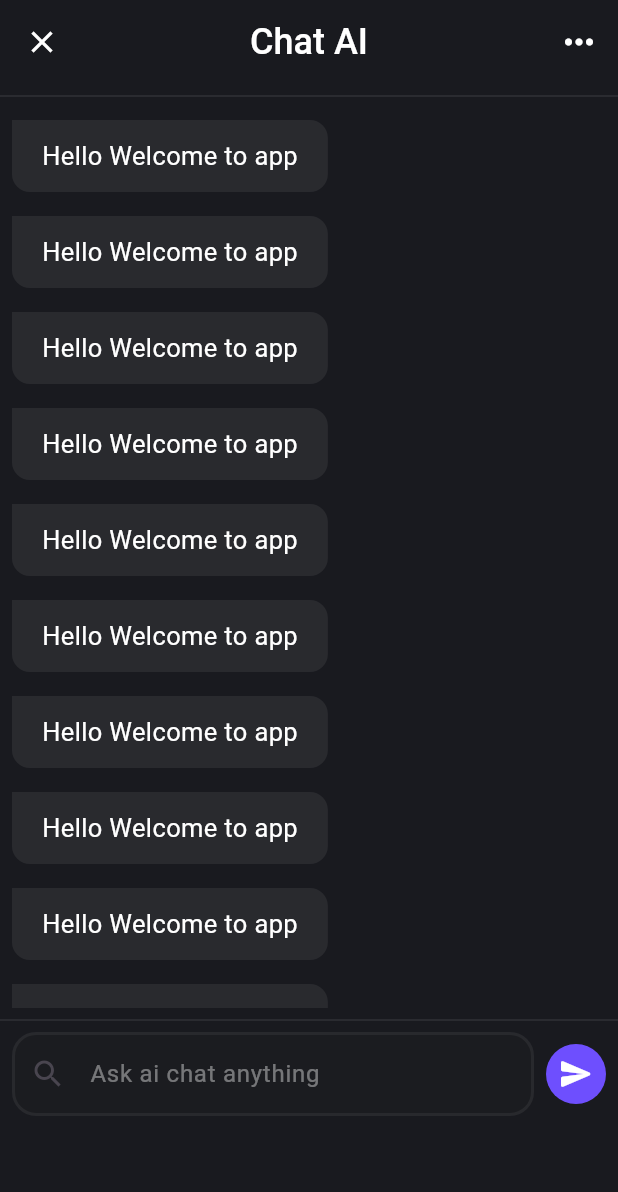
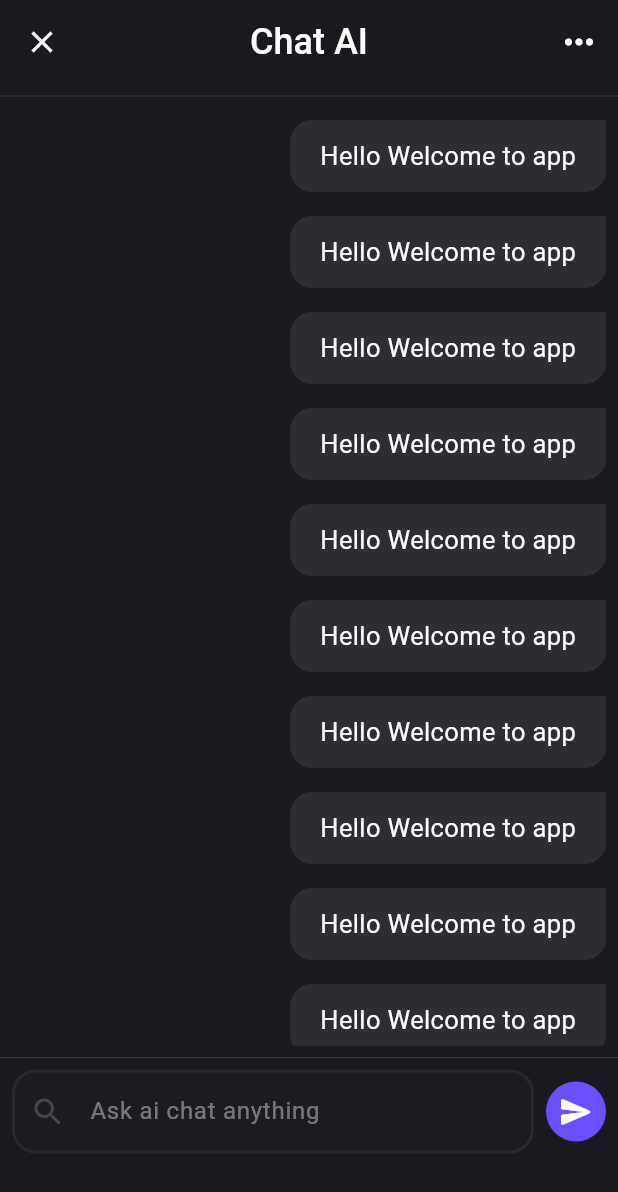
Before and after one commit to AhmedKhedr1/Gemini_APP, a Flutter app: the Chatview screen opened directly, on a phone screen of 412 x 824 dp. Shown: the top 1192 px of the screen. Run offline on Flutter 3.47's test engine with Material 3 defaults, Android fonts, the phone set to English and light mode, and no system bars; our stand-ins replace bloc, supabase_flutter; accounts and stored records are empty.

```diff
--- /dev/null
+++ b/lib/BusinessLogic/cubit/auth_state.dart
@@ -0,0 +1,6 @@
+part of 'auth_cubit.dart';
+
+@immutable
+sealed class AuthState {}
+
+final class AuthInitial extends AuthState {}
--- a/lib/Presentation/Views/ChatView.dart
+++ b/lib/Presentation/Views/ChatView.dart
@@ -42,15 +42,14 @@ class Chatview extends StatelessWidget {
             color: AppColors.lightColor,
             thickness: 0.1,
           ),
-
           SizedBox(
-          height: 600,
-
+            height: 625,
             child: ListView.builder(
               itemCount: 10,
               itemBuilder: (context, index) {
                 return MassegeCard();
-           },),
+              },
+            ),
           ),
           Divider(
             color: AppColors.lightColor,
--- a/lib/Presentation/Widgets/MassegeCard.dart
+++ b/lib/Presentation/Widgets/MassegeCard.dart
@@ -7,15 +7,16 @@ class MassegeCard extends StatelessWidget {
   @override
   Widget build(BuildContext context) {
     return Row(
-      mainAxisAlignment: MainAxisAlignment.start,
+      mainAxisAlignment: MainAxisAlignment.end,
       children: [
         Container(
           decoration: BoxDecoration(
-            color: Colors.grey.withOpacity(0.12),
+            color: Colors.grey.withOpacity(0.15),
             borderRadius: BorderRadius.only(
-              bottomLeft: Radius.circular(12),
-              bottomRight: Radius.circular(12),
-              topRight: Radius.circular(12)
+              bottomLeft: Radius.circular(14),
+              bottomRight: Radius.circular(14),
+             // topRight: Radius.circular(12),
+             topLeft: Radius.circular(14)
             ),
           ),
           margin: EdgeInsets.all(8),
```
Also changed, not shown: lib/BusinessLogic/cubit/auth_cubit.dart (added, +8 -0 lines), lib/main.dart (+8 -3 lines), pubspec.yaml (+5 -10 lines), pubspec.lock. Lines whose indentation alone changed are shown as unchanged.
